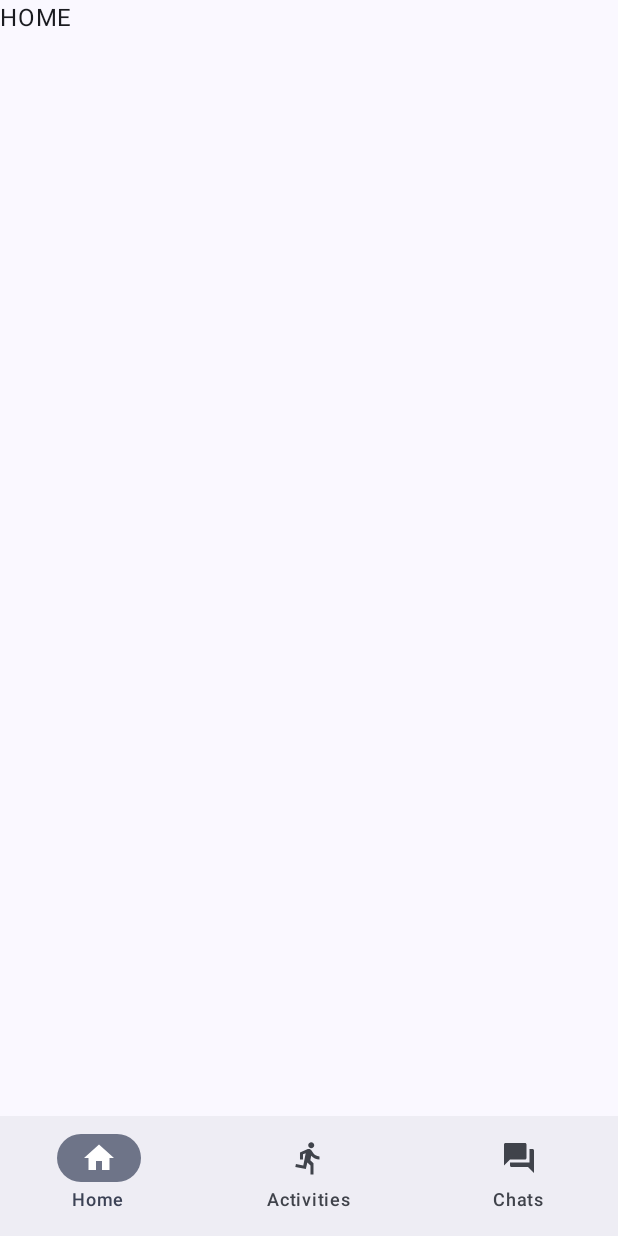
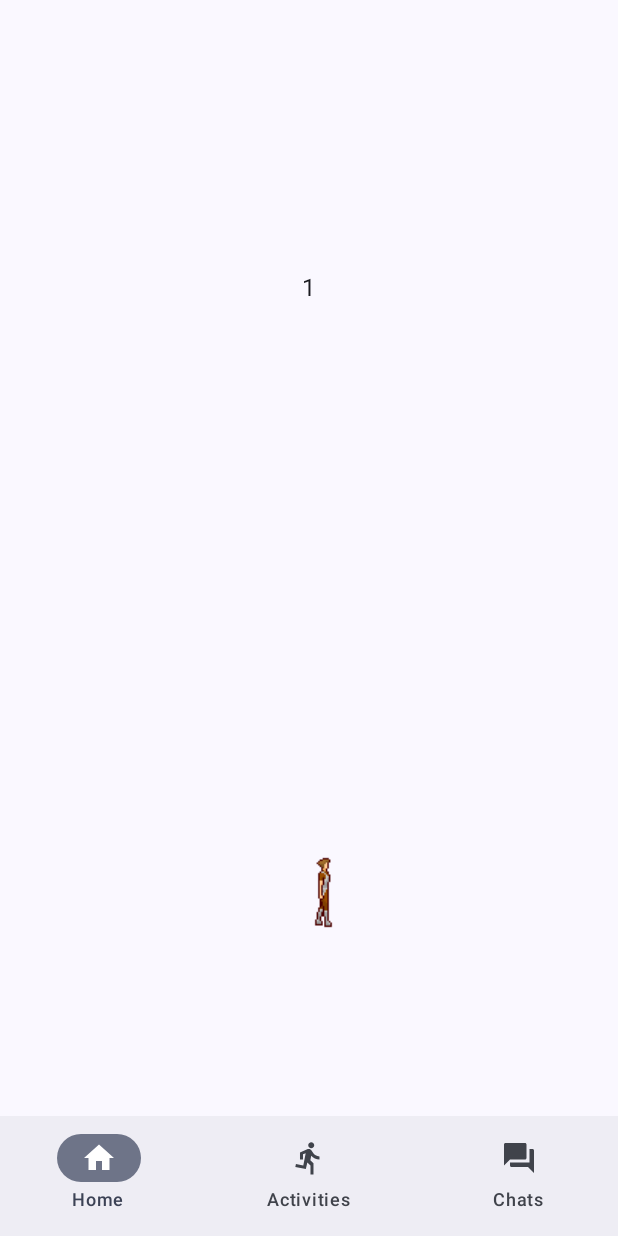
Before and after one commit to xipi3000/mewnagochi, an Android app built with Jetpack Compose: the Home screen opened through its navigation route, on a phone screen of 412 x 824 dp. Run offline under Robolectric (Android 15) with nearby library versions, the phone set to English and light mode, and no system bars.

Commit message:
animacions començades

```diff
--- a/app/src/main/java/com/projecte/mewnagochi/MainActivity.kt
+++ b/app/src/main/java/com/projecte/mewnagochi/MainActivity.kt
@@ -9,6 +9,7 @@ import androidx.compose.material3.Scaffold
 import androidx.compose.material3.Surface
 import androidx.compose.ui.Modifier
 import com.projecte.mewnagochi.ui.MainScreen
+import com.projecte.mewnagochi.ui.animation.Animation
 import com.projecte.mewnagochi.ui.theme.MewnagochiTheme
 
 class MainActivity : ComponentActivity() {
@@ -21,6 +22,7 @@ class MainActivity : ComponentActivity() {
                     modifier = Modifier.fillMaxSize(),
                     color = MaterialTheme.colorScheme.background
                 ) {
+
                     MainScreen()
 
                 }
--- /dev/null
+++ b/app/src/main/java/com/projecte/mewnagochi/ui/HomeScreen.kt
@@ -0,0 +1,56 @@
+package com.projecte.mewnagochi.ui
+
+import android.graphics.Color
+import android.os.Handler
+import android.os.Looper
+import android.util.Log
+import androidx.compose.foundation.Canvas
+import androidx.compose.foundation.background
+import androidx.compose.foundation.layout.fillMaxSize
+import androidx.compose.material3.Text
+import androidx.compose.runtime.Composable
+import androidx.compose.ui.Modifier
+import androidx.compose.ui.graphics.Canvas
+import androidx.compose.ui.graphics.ImageBitmap
+import androidx.compose.ui.graphics.asAndroidBitmap
+import androidx.compose.ui.graphics.asImageBitmap
+import androidx.compose.ui.res.imageResource
+import androidx.compose.ui.unit.Dp
+import androidx.core.graphics.scale
+import com.projecte.mewnagochi.R
+import com.projecte.mewnagochi.ui.animation.Animation
+import com.projecte.mewnagochi.ui.animation.AnimationManager
+import java.lang.Thread.sleep
+import java.util.Timer
+import java.util.TimerTask
+
+@Composable
+fun HomeScreen(){
+
+    val image = ImageBitmap.imageResource(id = R.drawable.advnt_full)
+    //val run0 : ImageBitmap = ImageBitmap.imageResource(id = R.drawable.advnt_full1).asAndroidBitmap().scale(2,2).asImageBitmap()
+
+    val run0 : ImageBitmap = ImageBitmap.imageResource(id = R.drawable.advnt_full1)
+    val run1= ImageBitmap.imageResource(id = R.drawable.run1)
+    val run2 = ImageBitmap.imageResource(id = R.drawable.run2)
+    val run3 = ImageBitmap.imageResource(id = R.drawable.run3)
+    val run4 = ImageBitmap.imageResource(id = R.drawable.run4)
+    val anim = Animation(arrayOf(run0,run1,run2,run3,run4), animTime = 1)
+    val aniManager = AnimationManager(arrayOf( anim))
+
+    aniManager.playAnim(0)
+    aniManager.Draw()
+
+    val handler = Handler(Looper.getMainLooper())
+
+    handler.post(object : Runnable {
+        override fun run() {
+            // Call your function here
+            aniManager.update()
+
+            // Schedule the next execution
+            handler.postDelayed(this, 1000) // Execute every 1000 milliseconds (1 second)
+        }
+    })
+
+}
--- a/app/src/main/java/com/projecte/mewnagochi/ui/MainScreen.kt
+++ b/app/src/main/java/com/projecte/mewnagochi/ui/MainScreen.kt
@@ -112,11 +112,7 @@ fun MainScreen(
 
 
 
-@Composable
-fun HomeScreen(){
-    Log.i("gooffy","whaaaa")
-    Text(text = "HOME")
-}
+
 @Composable
 fun ActivitiesScreen(){
     Text(text = "ACTIVITIES")
--- /dev/null
+++ b/app/src/main/java/com/projecte/mewnagochi/ui/animation/Animation.kt
@@ -0,0 +1,81 @@
+package com.projecte.mewnagochi.ui.animation
+
+import android.graphics.Bitmap
+import android.util.Log
+import androidx.compose.foundation.background
+import androidx.compose.foundation.layout.Arrangement
+import androidx.compose.foundation.layout.Column
+import androidx.compose.foundation.layout.fillMaxSize
+import androidx.compose.material3.Button
+import androidx.compose.material3.Text
+import androidx.compose.runtime.Composable
+import androidx.compose.runtime.MutableState
+import androidx.compose.runtime.getValue
+import androidx.compose.runtime.mutableIntStateOf
+import androidx.compose.ui.Alignment
+import androidx.compose.ui.Modifier
+import androidx.compose.ui.geometry.Offset
+import androidx.compose.ui.graphics.Canvas
+import androidx.compose.ui.graphics.Color
+import androidx.compose.ui.graphics.ImageBitmap
+import androidx.compose.ui.graphics.Paint
+import androidx.compose.ui.res.imageResource
+import com.projecte.mewnagochi.R
+
+class Animation(
+    private val frames :  Array<ImageBitmap>,
+    private val frameIndex :MutableState<Int> = mutableIntStateOf(0),
+    private val animTime : Int,
+    private var frameTime:Float = (animTime/frames.size).toFloat(),
+    private var lastFrame: Long = System.currentTimeMillis()
+) {
+
+    var isPlaying : Boolean = false
+
+
+    fun play(){
+        isPlaying=true
+    }
+    fun stop(){
+        isPlaying=false
+    }
+    @Composable
+    fun Draw() {
+
+        if (!isPlaying) return
+        Column(
+            modifier = Modifier.fillMaxSize(),
+            horizontalAlignment = Alignment.CenterHorizontally,
+            verticalArrangement = Arrangement.SpaceAround) {
+            Text(text = frameIndex.value.toString())
+            androidx.compose.foundation.Canvas(
+                modifier = Modifier
+
+                    .background(Color.Red)
+            ) {
+
+
+
+                    drawImage(frames[frameIndex.value])
+            }
+        }
+
+
+        //canvas.drawImage(frames[frameIndex], Offset.Zero,Paint())
+
+    }
+
+
+    fun update() {
+
+        if (!isPlaying) return
+        if (System.currentTimeMillis() - lastFrame > frameTime * 1000) {
+            Log.i("animating", frames[frameIndex.value].toString())
+            frameIndex.value++
+            frameIndex.value = if (frameIndex.value >= frames.size) 0 else frameIndex.value
+            lastFrame = System.currentTimeMillis()
+        }
+    }
+
+
+}
--- /dev/null
+++ b/app/src/main/java/com/projecte/mewnagochi/ui/animation/AnimationManager.kt
@@ -0,0 +1,26 @@
+package com.projecte.mewnagochi.ui.animation
+
+import androidx.compose.runtime.Composable
+import androidx.compose.ui.graphics.Canvas
+
+class AnimationManager(private val animations: Array<Animation>) {
+    private var animationIndex = 0
+    fun playAnim(index: Int) {
+        for (i in animations.indices) {
+            if (i == index) {
+                if (!animations[index].isPlaying) animations[i].play()
+            } else animations[i].stop()
+        }
+        animationIndex = index
+    }
+
+    @Composable
+    fun Draw() {
+        if (animations[animationIndex].isPlaying)
+            animations[animationIndex].Draw()
+    }
+
+    fun update() {
+        if (animations[animationIndex].isPlaying) animations[animationIndex].update()
+    }
+}
```
Also changed, not shown: app/src/main/res/drawable/advnt_full.png (added), app/src/main/res/drawable/advnt_full1.png (added), app/src/main/res/drawable/run1.png (added), app/src/main/res/drawable/run2.png (added), app/src/main/res/drawable/run3.png (added), app/src/main/res/drawable/run4.png (added).
